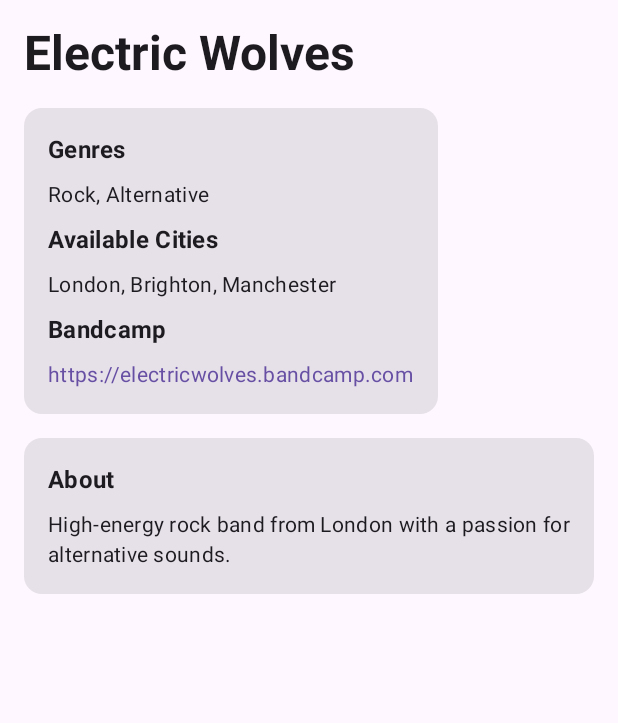
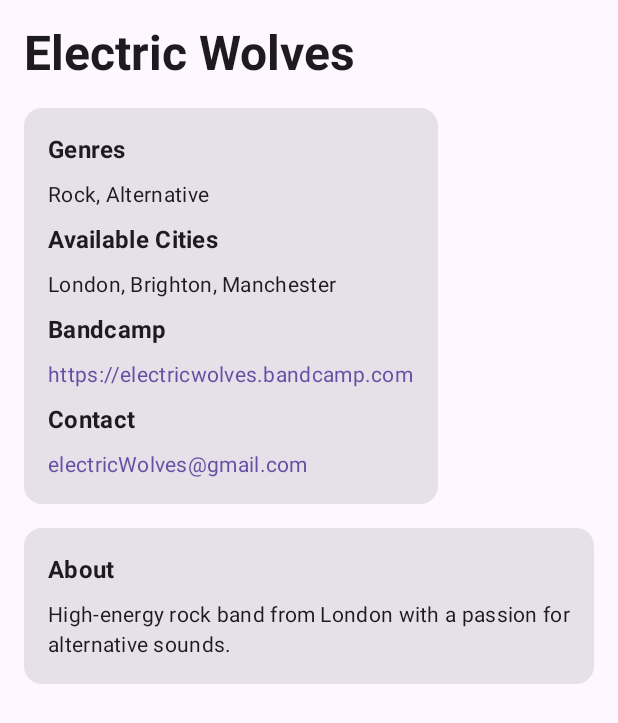
Before and after one commit to simonanger/gig_matcher, an Android app built with Jetpack Compose: the composable BandDetailScreen called with sample values from the repository, on a phone screen of 412 x 824 dp. Shown: the top 723 px of the screen. Run offline under Robolectric (Android 15) with nearby library versions, the phone set to English and light mode, and no system bars.

Commit message:
added contact option

```diff
--- a/app/src/main/java/com/simonanger/gigmatcher/data/SampleData.kt
+++ b/app/src/main/java/com/simonanger/gigmatcher/data/SampleData.kt
@@ -9,7 +9,8 @@
         genres = listOf("Rock", "Alternative"),
         cities = listOf("London", "Brighton", "Manchester"),
         bandcampLink = "https://electricwolves.bandcamp.com",
-        bio = "High-energy rock band from London with a passion for alternative sounds."
+        contact = "electricWolves@gmail.com",
+        bio = "High-energy rock band from London with a passion for alternative sounds.",
     ),
     Band(
         id = "2",
@@ -32,6 +33,7 @@
         genres = listOf("Electronic", "Synthwave"),
         cities = listOf("London", "Manchester", "Liverpool"),
         bandcampLink = "https://neonnights.bandcamp.com",
+        contact = "neonnights666@gmail.com",
         bio = "Synthwave collective bringing 80s vibes to modern dancefloors."
     )
 )
--- a/app/src/main/java/com/simonanger/gigmatcher/model/Band.kt
+++ b/app/src/main/java/com/simonanger/gigmatcher/model/Band.kt
@@ -12,5 +12,6 @@
     val cities: List<String>,
     val logo: String? = null,
     val bandcampLink: String? = null,
+    val contact: String? = null,
     val bio: String = ""
 ) : Parcelable
--- a/app/src/main/java/com/simonanger/gigmatcher/ui/screens/BandDetailScreen.kt
+++ b/app/src/main/java/com/simonanger/gigmatcher/ui/screens/BandDetailScreen.kt
@@ -59,6 +59,19 @@
                         color = MaterialTheme.colorScheme.primary
                     )
                 }
+
+                if (band.contact != null) {
+                    Text(
+                        text = "Contact",
+                        style = MaterialTheme.typography.titleMedium,
+                        fontWeight = FontWeight.Bold
+                    )
+                    Text(
+                        text = band.contact,
+                        style = MaterialTheme.typography.bodyMedium,
+                        color = MaterialTheme.colorScheme.primary
+                    )
+                }
             }
         }
 
```
